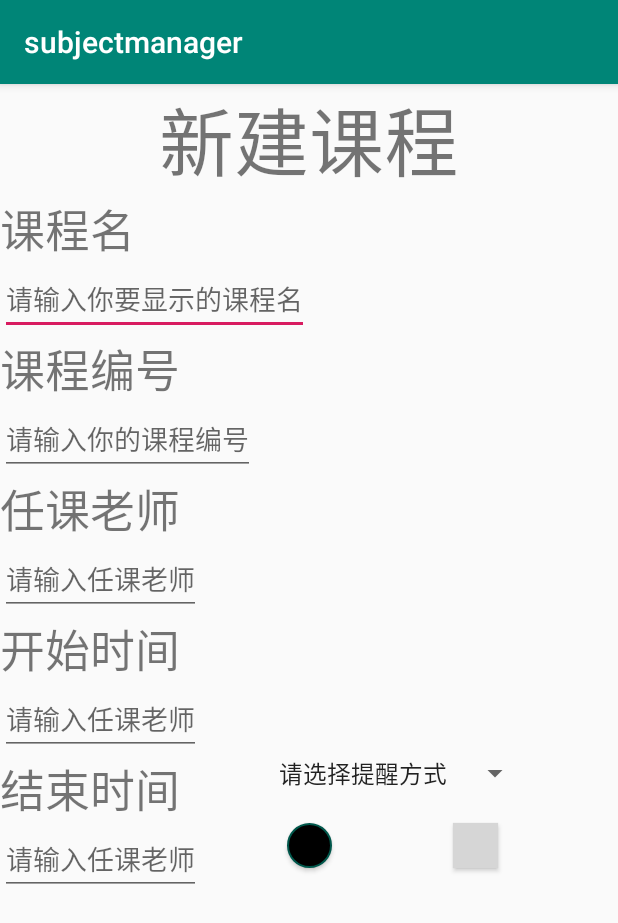
After one commit to Artillery233/subjectmanager, an Android app: the AddSubject screen opened directly, with no data from a screen before it, on a phone screen of 412 x 824 dp. The commit adds this screen. Shown: the top 923 px of the screen. Run offline under Robolectric (Android 15) with nearby library versions, the phone set to English and light mode, and no system bars; grey boxes are pictures that could not be loaded.

Commit message:
控制按钮

```diff
--- a/app/src/main/AndroidManifest.xml
+++ b/app/src/main/AndroidManifest.xml
@@ -16,6 +16,10 @@
                 <category android:name="android.intent.category.LAUNCHER" />
             </intent-filter>
         </activity>
+        <activity android:name="UI.AddSubject" />
+        <activity android:name="UI.DetailsActivity" />
+        <activity android:name="UI.UpdateActivity" />
+        <activity android:name="UI.NoteActivity"></activity>
     </application>
 
 </manifest>
--- /dev/null
+++ b/app/src/main/java/UI/AddSubject.java
@@ -0,0 +1,15 @@
+package UI;
+
+import android.support.v7.app.AppCompatActivity;
+import android.os.Bundle;
+
+import com.subjectmanager.subjectmanager.R;
+
+public class AddSubject extends AppCompatActivity {
+
+    @Override
+    protected void onCreate(Bundle savedInstanceState) {
+        super.onCreate(savedInstanceState);
+        setContentView(R.layout.activity_add_subject_layout);
+    }
+}
--- /dev/null
+++ b/app/src/main/res/drawable/red.xml
@@ -0,0 +1,8 @@
+<?xml version="1.0" encoding="utf-8"?>
+<shape xmlns:android="http://schemas.android.com/apk/res/android">
+    <gradient android:startColor="#c0000000"  android:endColor="#c0000000" android:angle="90" /><!--背景颜色渐变 angle为渐变角度-->
+    <solid android:color="@android:color/primary_text_light" /><!-- 背景填充颜色 -->
+    <stroke android:width="1dp" android:color="@color/colorPrimaryDark" /><!-- 描边，边框宽度、颜色 -->
+    <corners android:radius="150dp" /><!-- 边角圆弧的半径 -->
+    <padding android:left="10dp" android:top="10dp" android:right="10dp" android:bottom="10dp" /><!-- 四周留出来的空白 -->
+</shape>
--- /dev/null
+++ b/app/src/main/res/layout/activity_add_subject_layout.xml
@@ -0,0 +1,116 @@
+<?xml version="1.0" encoding="utf-8"?>
+<android.support.constraint.ConstraintLayout xmlns:android="http://schemas.android.com/apk/res/android"
+    xmlns:app="http://schemas.android.com/apk/res-auto"
+    xmlns:tools="http://schemas.android.com/tools"
+    android:layout_width="match_parent"
+    android:layout_height="match_parent"
+    tools:context="UI.AddSubject">
+
+    <TextView
+        android:id="@+id/title"
+        android:layout_width="wrap_content"
+        android:layout_height="wrap_content"
+        android:text="新建课程"
+        app:layout_constraintStart_toStartOf="parent"
+        app:layout_constraintEnd_toEndOf="parent"
+        android:textSize="50dp"/>
+    <TextView
+        android:id="@+id/Cname"
+        android:layout_width="wrap_content"
+        android:layout_height="wrap_content"
+        app:layout_constraintTop_toBottomOf="@+id/title"
+        android:text="课程名"
+        app:layout_constraintStart_toStartOf="parent"
+        android:textSize="30dp"/>
+    <EditText
+        android:id="@+id/Cname1"
+        android:layout_width="wrap_content"
+        android:layout_height="wrap_content"
+        app:layout_constraintTop_toBottomOf="@+id/Cname"
+        android:hint="请输入你要显示的课程名"/>
+    <TextView
+        android:id="@+id/CNo"
+        android:layout_width="wrap_content"
+        android:layout_height="wrap_content"
+        app:layout_constraintTop_toBottomOf="@+id/Cname1"
+        android:textSize="30dp"
+        android:text="课程编号"
+        />
+    <EditText
+        android:id="@+id/CNo1"
+        android:layout_width="wrap_content"
+        android:layout_height="wrap_content"
+        app:layout_constraintTop_toBottomOf="@+id/CNo"
+        android:hint="请输入你的课程编号"
+        />
+    <TextView
+        android:id="@+id/CTeacher"
+        android:layout_width="wrap_content"
+        android:layout_height="wrap_content"
+        android:textSize="30dp"
+        app:layout_constraintTop_toBottomOf="@+id/CNo1"
+        android:text="任课老师"
+        />
+    <EditText
+        android:id="@+id/CTeacher1"
+        android:layout_width="wrap_content"
+        android:layout_height="wrap_content"
+        android:hint="请输入任课老师"
+        app:layout_constraintTop_toBottomOf="@+id/CTeacher"/>
+    <TextView
+        android:id="@+id/CStart"
+        android:layout_width="wrap_content"
+        android:layout_height="wrap_content"
+        android:textSize="30dp"
+        app:layout_constraintTop_toBottomOf="@+id/CTeacher1"
+        android:text="开始时间"
+        />
+    <EditText
+        android:id="@+id/CStart1"
+        android:layout_width="wrap_content"
+        android:layout_height="wrap_content"
+        android:hint="请输入任课老师"
+        app:layout_constraintTop_toBottomOf="@+id/CStart"/>
+    <TextView
+        android:id="@+id/CEnd"
+        android:layout_width="wrap_content"
+        android:layout_height="wrap_content"
+        android:textSize="30dp"
+        app:layout_constraintTop_toBottomOf="@+id/CStart1"
+        android:text="结束时间"
+        />
+    <EditText
+        android:id="@+id/CEnd1"
+        android:layout_width="wrap_content"
+        android:layout_height="wrap_content"
+        android:hint="请输入任课老师"
+        app:layout_constraintTop_toBottomOf="@+id/CEnd"/>
+    <Button
+        android:id="@+id/cancel"
+        android:layout_width="30dp"
+        android:layout_height="30dp"
+        android:background="@drawable/logout_selector"
+        app:layout_constraintStart_toEndOf="@id/sure"
+        app:layout_constraintEnd_toEndOf="parent"
+        app:layout_constraintTop_toTopOf="@+id/CEnd1"/>
+    <Button
+        android:id="@+id/sure"
+        android:layout_width="30dp"
+        android:layout_height="30dp"
+        android:background="@drawable/red"
+        app:layout_constraintStart_toStartOf="parent"
+        app:layout_constraintEnd_toEndOf="parent"
+        app:layout_constraintTop_toTopOf="@+id/CEnd1"/>
+    <Spinner
+        android:id="@+id/alter"
+        android:layout_width="wrap_content"
+        android:layout_height="wrap_content"
+        android:entries="@array/week"
+        app:layout_constraintTop_toTopOf="@id/CEnd"
+        app:layout_constraintStart_toEndOf="@id/CEnd"
+        app:layout_constraintEnd_toEndOf="parent"
+        ></Spinner>
+
+
+
+</android.support.constraint.ConstraintLayout>
--- a/app/src/main/res/layout/activity_home_layout.xml
+++ b/app/src/main/res/layout/activity_home_layout.xml
@@ -4,7 +4,7 @@
     xmlns:tools="http://schemas.android.com/tools"
     android:layout_width="match_parent"
     android:layout_height="match_parent"
-    tools:context="UI.HomeActivity">
+    >
     />
 
     <Button
@@ -13,7 +13,6 @@
         android:layout_height="30dp"
         app:layout_constraintRight_toRightOf="parent"
         android:background="@drawable/logout_selector"
-
         />
 
     <ListView
--- a/app/src/main/res/values/strings.xml
+++ b/app/src/main/res/values/strings.xml
@@ -2,10 +2,10 @@
     <string name="app_name">subjectmanager</string>
 
     <string-array name="week">
-        <item>第一周</item>
-        <item>第二周</item>
-        <item>第三周</item>
-        <item>第四周</item>
-        <item>第五周</item>
+        <item>请选择提醒方式</item>
+        <item>震动</item>
+        <item>闹铃</item>
+        <item>无</item>
+
     </string-array>
 </resources>
```
Also changed, not shown: app/src/main/java/Adapter/CourseAdapter.java (added, +59 -0 lines), app/src/main/java/UI/DetailsActivity.java (added, +15 -0 lines), app/src/main/java/UI/HomeActivity.java (+21 -4 lines), app/src/main/java/UI/NoteActivity.java (added, +15 -0 lines), app/src/main/java/UI/UpdateActivity.java (added, +15 -0 lines), app/src/main/res/layout/activity_details_layout.xml (added, +53 -0 lines), app/src/main/res/layout/activity_note_layout.xml (added, +30 -0 lines), app/src/main/res/layout/activity_update_layout.xml (added, +115 -0 lines), app/src/main/res/layout/course_item_layout.xml (added, +18 -0 lines).
